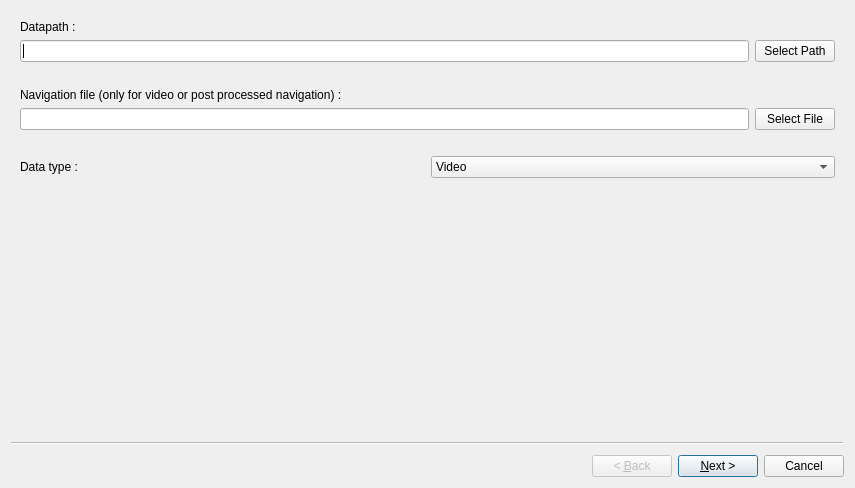
Old version of the form Src/Tools/DataPreprocessingWizard/data_preprocessing_wizard.ui in the repository IfremerUnderwater/Matisse.
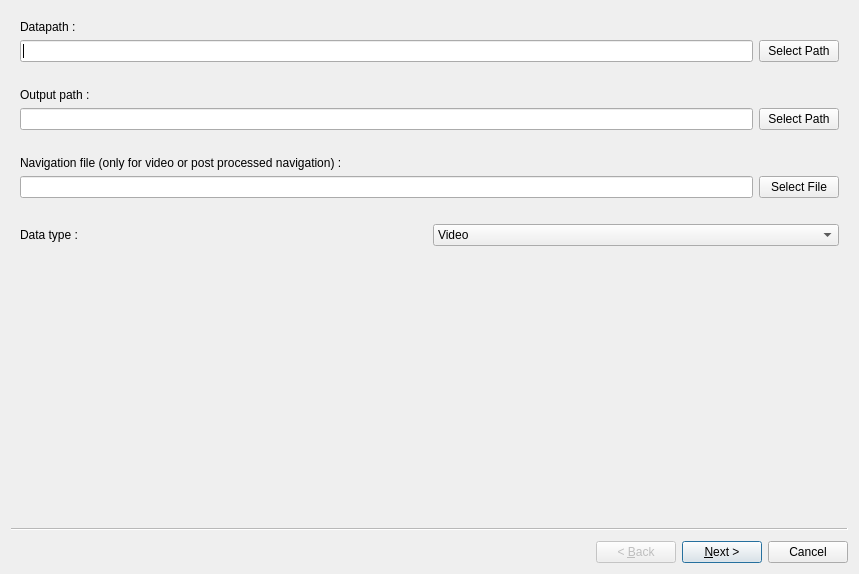
New version of the form.

Commit message: data processing wizard works with video (navigation not used yet)

The edit to the form file:
```diff
--- a/Src/Tools/DataPreprocessingWizard/data_preprocessing_wizard.ui
+++ b/Src/Tools/DataPreprocessingWizard/data_preprocessing_wizard.ui
@@ -6,8 +6,8 @@
    <rect>
     <x>0</x>
     <y>0</y>
-    <width>855</width>
-    <height>488</height>
+    <width>859</width>
+    <height>574</height>
    </rect>
   </property>
   <property name="windowTitle">
@@ -42,6 +42,30 @@
       </item>
      </layout>
     </item>
+    <item>
+     <widget class="QLabel" name="label_7">
+      <property name="text">
+       <string>Output path :</string>
+      </property>
+     </widget>
+    </item>
+    <item>
+     <layout class="QHBoxLayout" name="horizontalLayout_7">
+      <property name="bottomMargin">
+       <number>20</number>
+      </property>
+      <item>
+       <widget class="QLineEdit" name="out_data_path_line"/>
+      </item>
+      <item>
+       <widget class="QPushButton" name="select_out_path">
+        <property name="text">
+         <string>Select Path</string>
+        </property>
+       </widget>
+      </item>
+     </layout>
+    </item>
     <item>
      <widget class="QLabel" name="label_2">
       <property name="text">
```
Left out of the diff: 12 changed lines with no effect on the pictures. The commit also changes 3 other files.
